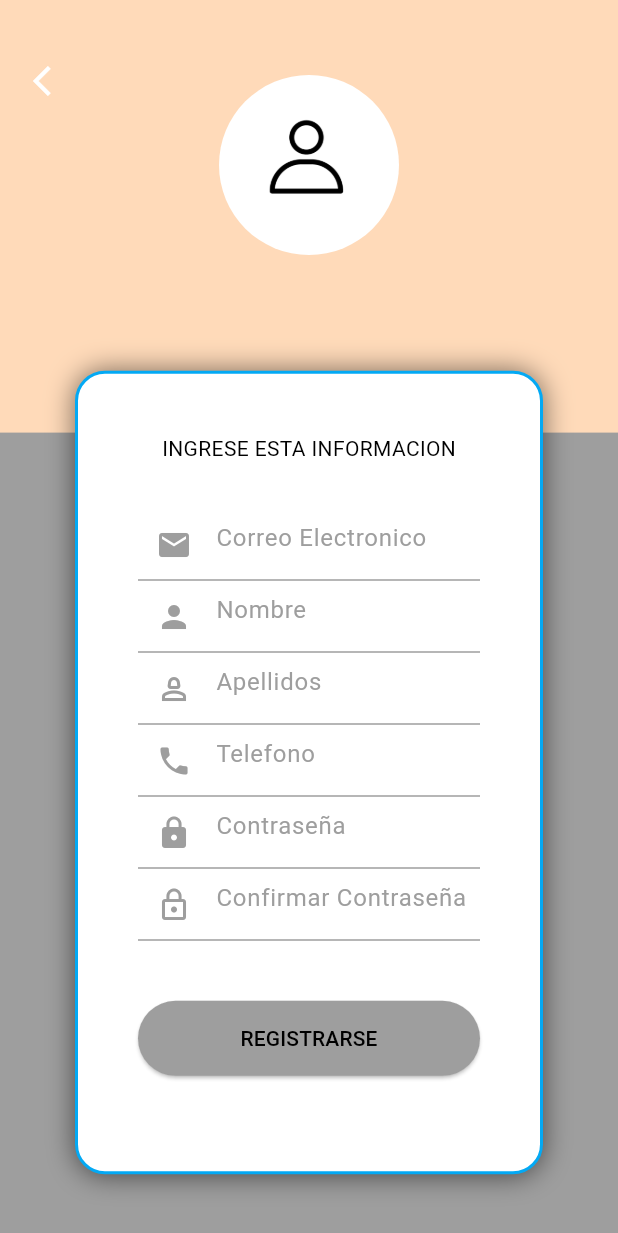
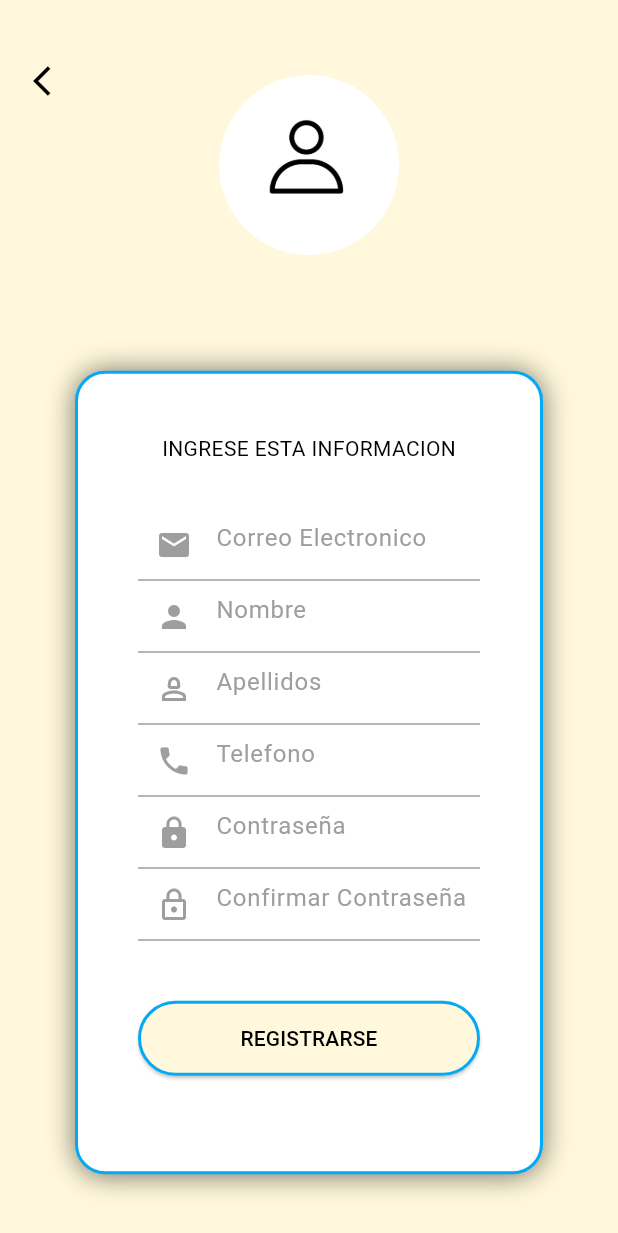
Before and after one commit to yonilhp/MiAplicacionAppApuMarket, a Flutter app: the LoginPage screen opened directly, after a tap on "Registrate Aquí", on a phone screen of 412 x 824 dp. Shown: the top 1233 px of the screen. Run offline on Flutter 3.47's test engine with Material 3 defaults, Android fonts, the phone set to English and light mode, and no system bars; our stand-ins replace get, get_storage, image_picker, sn_progress_dialog; accounts and stored records are empty.

```diff
--- a/lib/src/environment/environment.dart
+++ b/lib/src/environment/environment.dart
@@ -1,4 +1,4 @@
 class Enviroment {
-  static const String API_URL = "http://192.168.111.156:3000/";
-  static const String API_URL_OLD = "192.168.111.156:3000";
+  static const String API_URL = "http://192.168.156.156:3000/";
+  static const String API_URL_OLD = "192.168.156.156:3000";
 }
--- a/lib/src/pages/home/home_page.dart
+++ b/lib/src/pages/home/home_page.dart
@@ -1,11 +1,10 @@
 import 'package:apu_market/src/pages/home/home_controller.dart';
 import 'package:flutter/material.dart';
-import 'package:flutter/src/widgets/framework.dart';
-import 'package:flutter/src/widgets/placeholder.dart';
 import 'package:get/get.dart';
 
 class HomePage extends StatelessWidget {
-  HomeController con = Get.put(HomeController());
+  final HomeController con;
+  HomePage() : con = Get.put(HomeController());
 
   @override
   Widget build(BuildContext context) {
--- a/lib/src/pages/login/login_page.dart
+++ b/lib/src/pages/login/login_page.dart
@@ -1,11 +1,12 @@
-import 'package:apu_market/main.dart';
 import 'package:flutter/material.dart';
 import 'package:get/get.dart';
 
 import 'login_controller.dart';
 
 class LoginPage extends StatelessWidget {
-  LoginController con = Get.put(LoginController());
+  final LoginController con;
+
+  LoginPage() : con = Get.put(LoginController());
 
   @override
   Widget build(BuildContext context) {
@@ -32,13 +33,7 @@ class LoginPage extends StatelessWidget {
     return Container(
       width: double.infinity,
       height: MediaQuery.of(context).size.height * 0.42,
-      decoration: BoxDecoration(
-          gradient: LinearGradient(
-        //begin: Alignment.topCenter,
-        begin: AlignmentDirectional.bottomCenter,
-        end: Alignment.bottomCenter,
-        colors: deliveryGradients,
-      )),
+      color: Color.fromARGB(255, 255, 248, 220),
     );
   }
 
@@ -120,6 +115,10 @@ class LoginPage extends StatelessWidget {
       child: ElevatedButton(
         onPressed: () => con.login(),
         style: ElevatedButton.styleFrom(
+          // border para el boton
+          shape: RoundedRectangleBorder(
+              borderRadius: BorderRadius.circular(30.0),
+              side: BorderSide(color: Colors.lightBlue, width: 2.0)),
           padding: EdgeInsets.symmetric(vertical: 15),
         ),
         child: Text(
@@ -156,7 +155,9 @@ class LoginPage extends StatelessWidget {
           child: Text(
             'Registrate Aquí',
             style: TextStyle(
-                color: Colors.blue, fontSize: 15, fontWeight: FontWeight.bold),
+                color: Colors.lightBlue,
+                fontSize: 15,
+                fontWeight: FontWeight.bold),
           ),
         )
       ],
--- a/lib/src/pages/register/register_page.dart
+++ b/lib/src/pages/register/register_page.dart
@@ -1,13 +1,12 @@
-import 'package:apu_market/main.dart';
 import 'package:apu_market/src/pages/register/register_controller.dart';
 import 'package:flutter/material.dart';
 import 'package:flutter/services.dart';
-import 'package:flutter/src/widgets/framework.dart';
-import 'package:flutter/src/widgets/placeholder.dart';
 import 'package:get/get.dart';
 
 class RegisterPage extends StatelessWidget {
-  RegisterController con = Get.put(RegisterController());
+  final RegisterController con;
+
+  RegisterPage() : con = Get.put(RegisterController());
 
   @override
   Widget build(BuildContext context) {
@@ -30,7 +29,7 @@ class RegisterPage extends StatelessWidget {
           onPressed: () => Get.back(),
           icon: Icon(
             Icons.arrow_back_ios,
-            color: Colors.white,
+            color: Colors.black,
           ),
         ),
       ),
@@ -41,13 +40,7 @@ class RegisterPage extends StatelessWidget {
     return Container(
       width: double.infinity,
       height: MediaQuery.of(context).size.height * 0.35,
-      decoration: BoxDecoration(
-          gradient: LinearGradient(
-        //begin: Alignment.topCenter,
-        begin: AlignmentDirectional.bottomCenter,
-        end: Alignment.bottomCenter,
-        colors: deliveryGradients,
-      )),
+      color: Color.fromARGB(255, 255, 248, 220),
     );
   }
 
@@ -183,6 +176,9 @@ class RegisterPage extends StatelessWidget {
       child: ElevatedButton(
         onPressed: () => con.register(context),
         style: ElevatedButton.styleFrom(
+          shape: RoundedRectangleBorder(
+              borderRadius: BorderRadius.circular(30.0),
+              side: BorderSide(color: Colors.lightBlue, width: 2.0)),
           padding: EdgeInsets.symmetric(vertical: 15),
         ),
         child: Text(
@@ -217,6 +213,16 @@ class RegisterPage extends StatelessWidget {
                           as ImageProvider,
                   radius: 60,
                   backgroundColor: Colors.white,
+                  //color de borde
+                  // child: Container(
+                  //   decoration: BoxDecoration(
+                  //     shape: BoxShape.circle,
+                  //     border: Border.all(
+                  //       color: Colors.black,
+                  //       width: 2.0,
+                  //     ),
+                  //   ),
+                  // ),
                 ),
               ))),
     );
--- a/pubspec.yaml
+++ b/pubspec.yaml
@@ -35,7 +35,7 @@ dependencies:
   # The following adds the Cupertino Icons font to your application.
   # Use with the CupertinoIcons class for iOS style icons.
   cupertino_icons: ^1.0.2
-  get: ^4.6.5
+  get: ^4.6.6
   get_storage: ^2.1.1
   image_picker: ^1.0.4
   http: ^1.1.2
```
Also changed, not shown: lib/main.dart (+4 -3 lines), lib/src/pages/register/register_controller.dart (+15 -1 lines), lib/src/pages/splash/splash_screen.dart (+4 -3 lines).
